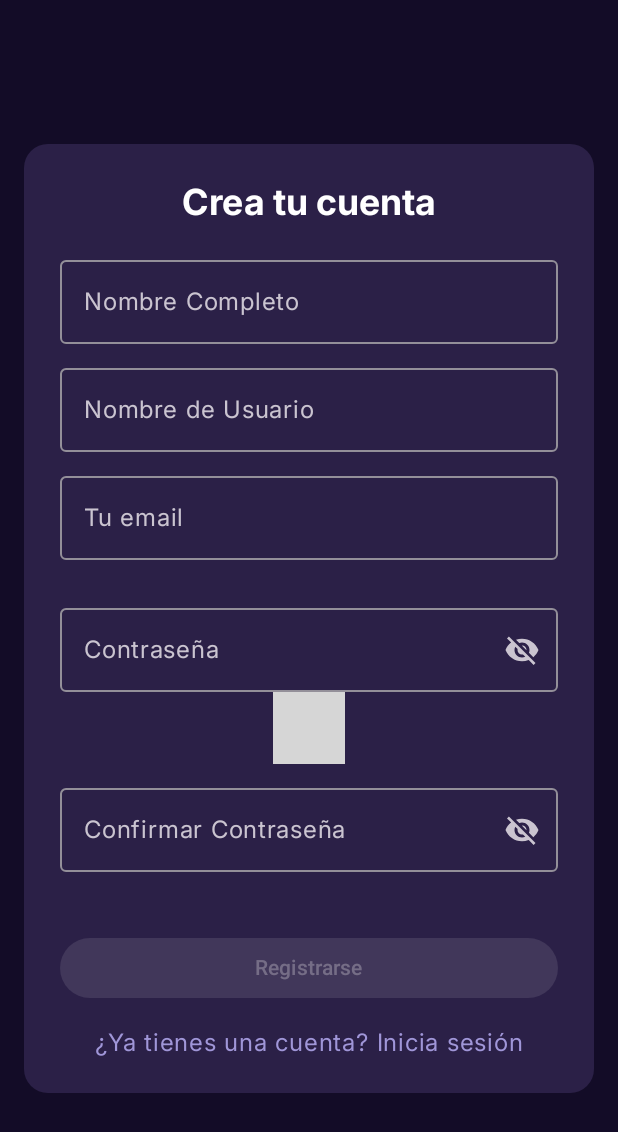
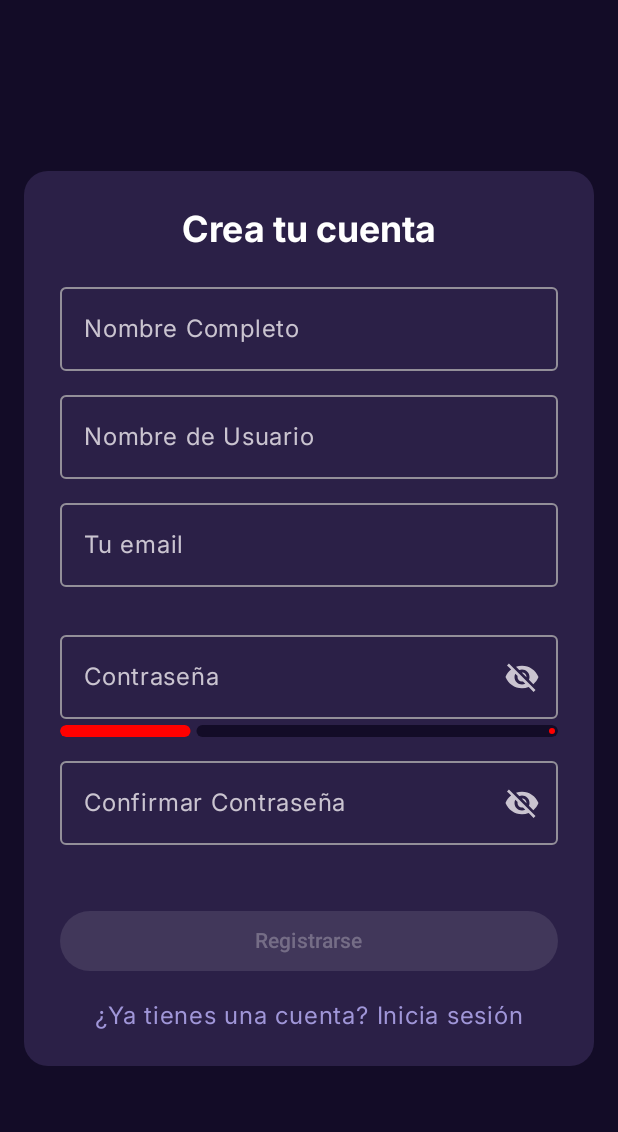
Before and after one commit to 4mnesia/NutriFeliz, an Android app built with Jetpack Compose: the RegistrationScreen screen opened through its navigation route, on a phone screen of 412 x 824 dp. Shown: the top 1132 px of the screen. Run offline under Robolectric (Android 15) with nearby library versions, the phone set to English and light mode, and no system bars; grey boxes are pictures that could not be loaded.

Commit message:
arreglos chicos

```diff
--- a/app/src/main/java/com/example/nutriapp/ui/navigation/NavigationApp.kt
+++ b/app/src/main/java/com/example/nutriapp/ui/navigation/NavigationApp.kt
@@ -21,6 +21,7 @@ fun NavigationApp() {
     NavHost(
         navController = navController,
         startDestination = NavItem.Login.route,
+        // Animaciones para entrar y salir de las pantallas
         enterTransition = { slideInHorizontally(initialOffsetX = { 1000 }, animationSpec = tween(500)) },
         exitTransition = { slideOutHorizontally(targetOffsetX = { -1000 }, animationSpec = tween(500)) }
     ) {
--- a/app/src/main/java/com/example/nutriapp/ui/screen/LoginScreen.kt
+++ b/app/src/main/java/com/example/nutriapp/ui/screen/LoginScreen.kt
@@ -11,6 +11,7 @@ import androidx.compose.foundation.layout.Column
 import androidx.compose.foundation.layout.Row
 import androidx.compose.foundation.layout.Spacer
 import androidx.compose.foundation.layout.fillMaxSize
+import androidx.compose.foundation.layout.fillMaxWidth
 import androidx.compose.foundation.layout.height
 import androidx.compose.foundation.layout.padding
 import androidx.compose.foundation.layout.size
@@ -48,7 +49,6 @@ import com.example.nutriapp.R
 import com.example.nutriapp.ui.navigation.NavItem
 import com.example.nutriapp.viewmodel.LoginStatus
 import com.example.nutriapp.viewmodel.LoginViewModel
-import kotlinx.coroutines.delay
 
 @Composable
 fun LoginScreen(
@@ -70,6 +70,8 @@ fun LoginScreen(
                 navController.navigate(NavItem.TransicionLogin.route + "/${user.username}") {
                     popUpTo(NavItem.Login.route) { inclusive = true }
                 }
+                // Resetea el estado después de navegar para evitar bucles
+                loginViewModel.onNavigationHandled()
             }
         }
     }
@@ -89,7 +91,6 @@ fun LoginScreen(
             horizontalAlignment = Alignment.CenterHorizontally,
             verticalArrangement = Arrangement.Center
         ) {
-            // Animaciones escalonadas para cada elemento
             AnimatedVisibility(visible = startAnimation, enter = slideInVertically(animationSpec = tween(1000)) + fadeIn(animationSpec = tween(1000))) {
                 Image(
                     painter = painterResource(id = R.drawable.nutrialogo),
@@ -99,7 +100,7 @@ fun LoginScreen(
             }
             Spacer(modifier = Modifier.height(16.dp))
 
-            AnimatedVisibility(visible = startAnimation, enter = slideInVertically(animationSpec = tween(1000, 200)) + fadeIn(animationSpec = tween(1000, 200))) {
+            AnimatedVisibility(visible = startAnimation, enter = slideInVertically(animationSpec = tween(1000, 200)) + fadeIn(tween(1000, 200))) {
                 Text(
                     text = "Bienvenido a NutriAPP",
                     style = MaterialTheme.typography.headlineSmall.copy(fontWeight = FontWeight.Bold),
@@ -108,7 +109,7 @@ fun LoginScreen(
             }
             Spacer(modifier = Modifier.height(4.dp))
 
-            AnimatedVisibility(visible = startAnimation, enter = slideInVertically(animationSpec = tween(1000, 400)) + fadeIn(animationSpec = tween(1000, 400))) {
+            AnimatedVisibility(visible = startAnimation, enter = slideInVertically(animationSpec = tween(1000, 400)) + fadeIn(tween(1000, 400))) {
                 Text(
                     text = "Inicia tu sesion",
                     style = MaterialTheme.typography.bodyLarge,
@@ -127,7 +128,7 @@ fun LoginScreen(
 
             Spacer(modifier = Modifier.height(16.dp))
 
-            AnimatedVisibility(visible = startAnimation, enter = slideInVertically(animationSpec = tween(1000, 600)) + fadeIn(animationSpec = tween(1000, 600))) {
+            AnimatedVisibility(visible = startAnimation, enter = slideInVertically(animationSpec = tween(1000, 600)) + fadeIn(tween(1000, 600))) {
                 OutlinedTextField(
                     value = uiState.usernameOrEmail,
                     onValueChange = loginViewModel::onUsernameOrEmailChange,
@@ -138,7 +139,7 @@ fun LoginScreen(
             }
             Spacer(modifier = Modifier.height(4.dp))
 
-            AnimatedVisibility(visible = startAnimation, enter = slideInVertically(animationSpec = tween(1000, 800)) + fadeIn(animationSpec = tween(1000, 800))) {
+            AnimatedVisibility(visible = startAnimation, enter = slideInVertically(animationSpec = tween(1000, 800)) + fadeIn(tween(1000, 800))) {
                 OutlinedTextField(
                     value = uiState.password,
                     onValueChange = loginViewModel::onPasswordChange,
@@ -157,7 +158,7 @@ fun LoginScreen(
 
             Spacer(modifier = Modifier.height(16.dp))
 
-            AnimatedVisibility(visible = startAnimation, enter = slideInVertically(animationSpec = tween(1000, 1000)) + fadeIn(animationSpec = tween(1000, 1000))) {
+            AnimatedVisibility(visible = startAnimation, enter = slideInVertically(animationSpec = tween(1000, 1000)) + fadeIn(tween(1000, 1000))) {
                 Row(horizontalArrangement = Arrangement.Center) {
                     Button(
                         onClick = loginViewModel::login,
--- a/app/src/main/java/com/example/nutriapp/ui/screen/RegistrationScreen.kt
+++ b/app/src/main/java/com/example/nutriapp/ui/screen/RegistrationScreen.kt
@@ -195,3 +195,37 @@ fun RegistrationScreen(
         }
     }
 }
+
+@Composable
+fun PasswordStrengthIndicator(strength: PasswordStrength) {
+    val (targetColor, targetProgress) = when (strength) {
+        PasswordStrength.WEAK -> Pair(Color.Red, 0.25f)
+        PasswordStrength.MEDIUM -> Pair(Color.Yellow, 0.5f)
+        PasswordStrength.STRONG -> Pair(Color(0xFF00F59B), 0.75f) // A nice green
+        PasswordStrength.VERY_STRONG -> Pair(Color.Green, 1f)
+    }
+
+    val animatedProgress by animateFloatAsState(
+        targetValue = targetProgress,
+        animationSpec = tween(durationMillis = 500),
+        label = "Password Strength Progress"
+    )
+    val animatedColor by animateColorAsState(
+        targetValue = targetColor,
+        animationSpec = tween(durationMillis = 500),
+        label = "Password Strength Color"
+    )
+
+    Column(modifier = Modifier.fillMaxWidth()) {
+        Spacer(modifier = Modifier.height(4.dp))
+        LinearProgressIndicator(
+            progress = animatedProgress, // CORREGIDO: Se pasa el valor directamente
+            modifier = Modifier
+                .fillMaxWidth()
+                .height(8.dp)
+                .clip(RoundedCornerShape(4.dp)),
+            color = animatedColor,
+            trackColor = MaterialTheme.colorScheme.background
+        )
+    }
+}
--- a/app/src/main/java/com/example/nutriapp/viewmodel/LoginViewModel.kt
+++ b/app/src/main/java/com/example/nutriapp/viewmodel/LoginViewModel.kt
@@ -33,13 +33,16 @@ class LoginViewModel : ViewModel() {
         _uiState.update { it.copy(password = value, loginStatus = LoginStatus.IDLE) }
     }
 
+    fun onNavigationHandled() {
+        _uiState.update { it.copy(loginStatus = LoginStatus.IDLE) }
+    }
+
     fun login() {
         viewModelScope.launch {
             _uiState.update { it.copy(loginStatus = LoginStatus.LOADING) }
             val state = _uiState.value
             val user = UserRepository.findUser(state.usernameOrEmail, state.password)
             if (user != null) {
-                // Pequeña pausa para mostrar el mensaje de éxito
                 delay(500)
                 _uiState.update { it.copy(loginStatus = LoginStatus.SUCCESS, loggedInUser = user) }
             } else {
```
